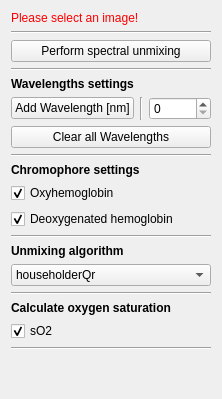
Above: Plugins/org.mitk.gui.qt.photoacoustics.spectralunmixing/src/internal/SpectralUnmixingControls.ui from MITK/MITK before the change. Below: the same form after it.
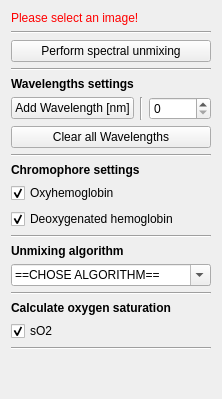
That is the form after the change. Icons and pictures are not drawn.

Commit message: updated Gui and Plugin with more algorithms.

```diff
--- a/Plugins/org.mitk.gui.qt.photoacoustics.spectralunmixing/src/internal/SpectralUnmixingControls.ui
+++ b/Plugins/org.mitk.gui.qt.photoacoustics.spectralunmixing/src/internal/SpectralUnmixingControls.ui
@@ -120,6 +120,30 @@
        </item>
        <item row="15" column="0">
         <widget class="QComboBox" name="QComboBoxAlgorithm">
+         <property name="font">
+          <font>
+           <family>MS Shell Dlg 2</family>
+          </font>
+         </property>
+         <property name="editable">
+          <bool>true</bool>
+         </property>
+         <property name="maxVisibleItems">
+          <number>21</number>
+         </property>
+         <property name="maxCount">
+          <number>2147483647</number>
+         </property>
+         <item>
+          <property name="text">
+           <string>==CHOSE ALGORITHM==</string>
+          </property>
+         </item>
+         <item>
+          <property name="text">
+           <string>==EIGEN==</string>
+          </property>
+         </item>
          <item>
           <property name="text">
            <string>householderQr</string>
```
Left out of the diff: 129 changed lines with no effect on the pictures. The commit also changes 1 other file.
